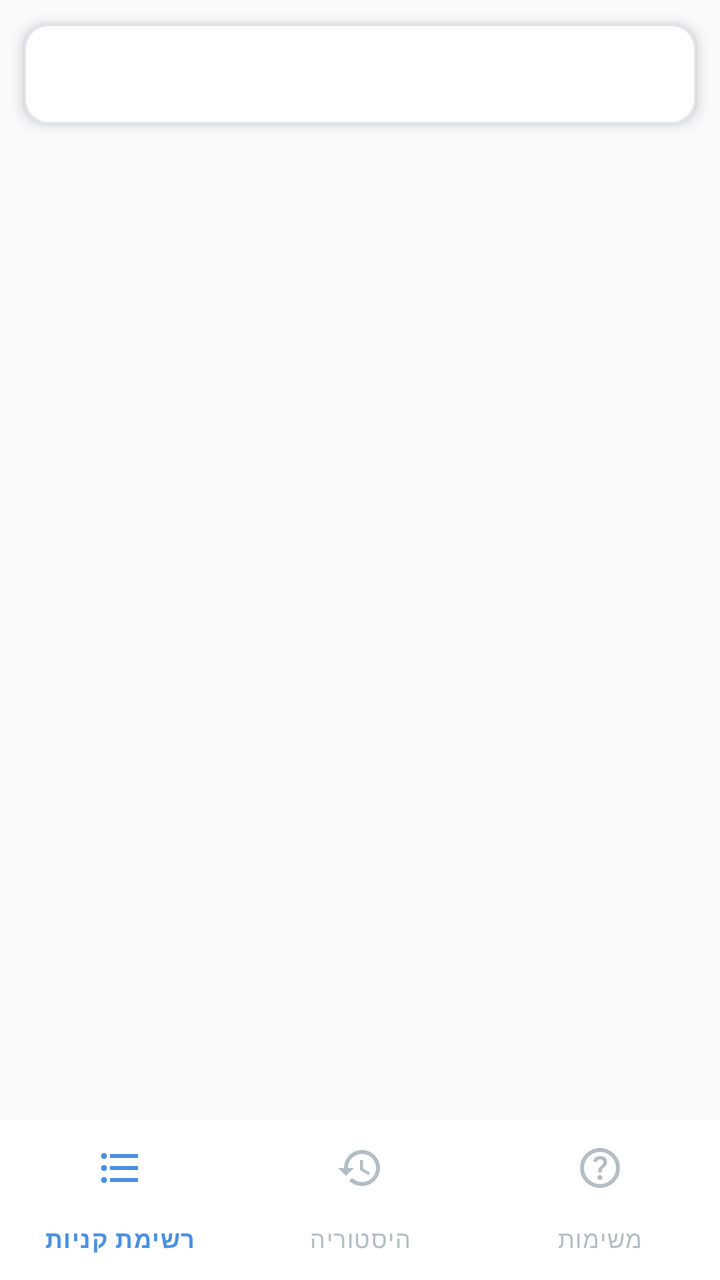
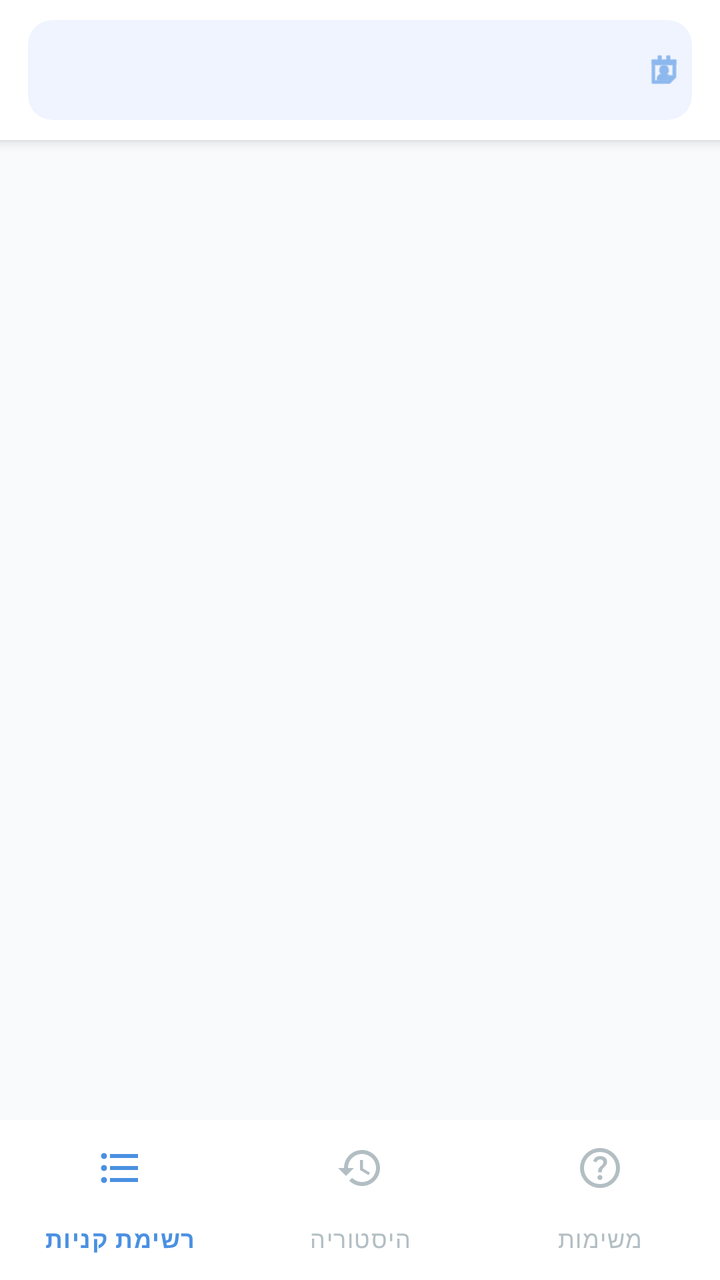

An Android layout rendered at two revisions. The XML below is the earlier revision; the diff shows what the commit changed to produce the second picture.
<!-- AndroidManifest.xml: application theme Theme.FamilyWork -->
<!-- res/layout/activity_start.xml -->
<?xml version="1.0" encoding="utf-8"?>
<LinearLayout xmlns:android="http://schemas.android.com/apk/res/android"
    xmlns:app="http://schemas.android.com/apk/res-auto"
    android:layout_width="match_parent"
    android:layout_height="match_parent"
    android:background="@color/background"
    android:orientation="vertical">

    
    <com.google.android.material.card.MaterialCardView
        android:layout_width="match_parent"
        android:layout_height="wrap_content"
        android:layout_margin="12dp"
        app:cardCornerRadius="12dp"
        app:cardElevation="4dp"
        app:strokeWidth="0dp">

        <Spinner
            android:id="@+id/familySpinner"
            android:layout_width="match_parent"
            android:layout_height="50dp"
            android:background="@drawable/spinner_bg"
            android:overlapAnchor="false"
            android:spinnerMode="dropdown" />
    </com.google.android.material.card.MaterialCardView>

    <FrameLayout
        android:id="@+id/fragment_container"
        android:layout_width="match_parent"
        android:layout_height="0dp"
        android:layout_weight="1" />

    
    <com.google.android.material.bottomnavigation.BottomNavigationView
        android:id="@+id/bottom_navigation"
        android:layout_width="match_parent"
        android:layout_height="wrap_content"
        android:background="@color/surface"
        app:elevation="16dp"
        app:itemIconTint="@color/nav_colors"
        app:itemTextColor="@color/nav_colors"
        app:labelVisibilityMode="labeled"
        app:menu="@menu/bottom_nav_menu" />
</LinearLayout>
<!-- resources referenced by this layout -->
<resources>
  <color name="background">#F8FAFC</color>
  <color name="surface">#FFFFFF</color>
  <!-- drawable spinner_bg (drawable) -->
  <?xml version="1.0" encoding="utf-8"?>
  <ripple xmlns:android="http://schemas.android.com/apk/res/android"
      android:color="@color/divider">
      <item>
          <shape android:shape="rectangle">
              <solid android:color="@color/surface" />
              <corners android:radius="12dp" />
              <stroke
                  android:width="1dp"
                  android:color="@color/divider" />
          </shape>
      </item>
  </ripple>
  <style name="Theme.FamilyWork" parent="Base.Theme.FamilyWork" />
  <color name="divider">#DFE6E9</color>
  <style name="Base.Theme.FamilyWork" parent="Theme.Material3.DayNight.NoActionBar">
          
          <item name="colorPrimary">@color/primary</item>
          <item name="colorOnPrimary">@color/white</item>
          <item name="colorPrimaryDark">@color/primary_dark</item>
          <item name="colorAccent">@color/accent</item>
          
          
          <item name="android:windowBackground">@color/background</item>
          <item name="android:statusBarColor">@color/primary</item>
          
          
          <item name="android:textColorPrimary">@color/text_primary</item>
          <item name="android:textColorSecondary">@color/text_secondary</item>
      </style>
  <color name="primary">#4A90E2</color>
  <color name="white">#FFFFFFFF</color>
  <color name="primary_dark">#357ABD</color>
  <color name="accent">#50E3C2</color>
  <color name="text_primary">#2D3436</color>
  <color name="text_secondary">#636E72</color>
</resources>

<!-- the commit's change to res/layout/activity_start.xml (unified diff, before → after) -->
@@ -7,28 +7,56 @@
     android:orientation="vertical">
 
     
-    <com.google.android.material.card.MaterialCardView
+    <LinearLayout
         android:layout_width="match_parent"
         android:layout_height="wrap_content"
-        android:layout_margin="12dp"
-        app:cardCornerRadius="12dp"
-        app:cardElevation="4dp"
-        app:strokeWidth="0dp">
+        android:background="@color/surface"
+        android:elevation="4dp"
+        android:orientation="vertical"
+        android:paddingHorizontal="14dp"
+        android:paddingVertical="10dp">
 
-        <Spinner
-            android:id="@+id/familySpinner"
+        <com.google.android.material.card.MaterialCardView
             android:layout_width="match_parent"
             android:layout_height="50dp"
-            android:background="@drawable/spinner_bg"
-            android:overlapAnchor="false"
-            android:spinnerMode="dropdown" />
-    </com.google.android.material.card.MaterialCardView>
+            app:cardCornerRadius="12dp"
+            app:cardElevation="0dp"
+            app:cardBackgroundColor="#F0F4FF"
+            app:strokeWidth="0dp">
 
+            <LinearLayout
+                android:layout_width="match_parent"
+                android:layout_height="match_parent"
+                android:orientation="horizontal"
+                android:gravity="center_vertical"
+                android:paddingHorizontal="4dp"
+                android:layoutDirection="rtl">
+
+                <ImageView
+                    android:layout_width="20dp"
+                    android:layout_height="20dp"
+                    android:layout_marginEnd="4dp"
+                    android:src="@android:drawable/ic_menu_my_calendar"
+                    android:tint="@color/primary"/>
+
+                <Spinner
+                    android:id="@+id/familySpinner"
+                    android:layout_width="0dp"
+                    android:layout_height="match_parent"
+                    android:layout_weight="1"
+                    android:background="@null"
+                    android:overlapAnchor="false"
+                    android:spinnerMode="dropdown"/>
+            </LinearLayout>
+        </com.google.android.material.card.MaterialCardView>
+    </LinearLayout>
+
+    
     <FrameLayout
         android:id="@+id/fragment_container"
         android:layout_width="match_parent"
         android:layout_height="0dp"
-        android:layout_weight="1" />
+        android:layout_weight="1"/>
 
     
     <com.google.android.material.bottomnavigation.BottomNavigationView
@@ -40,5 +68,6 @@
         app:itemIconTint="@color/nav_colors"
         app:itemTextColor="@color/nav_colors"
         app:labelVisibilityMode="labeled"
-        app:menu="@menu/bottom_nav_menu" />
+        app:menu="@menu/bottom_nav_menu"/>
+
 </LinearLayout>
<!-- resource entries referenced after the edit -->
@@ -2,22 +2,7 @@
 <resources>
   <color name="background">#F8FAFC</color>
   <color name="surface">#FFFFFF</color>
-  <!-- drawable spinner_bg (drawable) -->
-  <?xml version="1.0" encoding="utf-8"?>
-  <ripple xmlns:android="http://schemas.android.com/apk/res/android"
-      android:color="@color/divider">
-      <item>
-          <shape android:shape="rectangle">
-              <solid android:color="@color/surface" />
-              <corners android:radius="12dp" />
-              <stroke
-                  android:width="1dp"
-                  android:color="@color/divider" />
-          </shape>
-      </item>
-  </ripple>
   <style name="Theme.FamilyWork" parent="Base.Theme.FamilyWork" />
-  <color name="divider">#DFE6E9</color>
   <style name="Base.Theme.FamilyWork" parent="Theme.Material3.DayNight.NoActionBar">
           
           <item name="colorPrimary">@color/primary</item>
